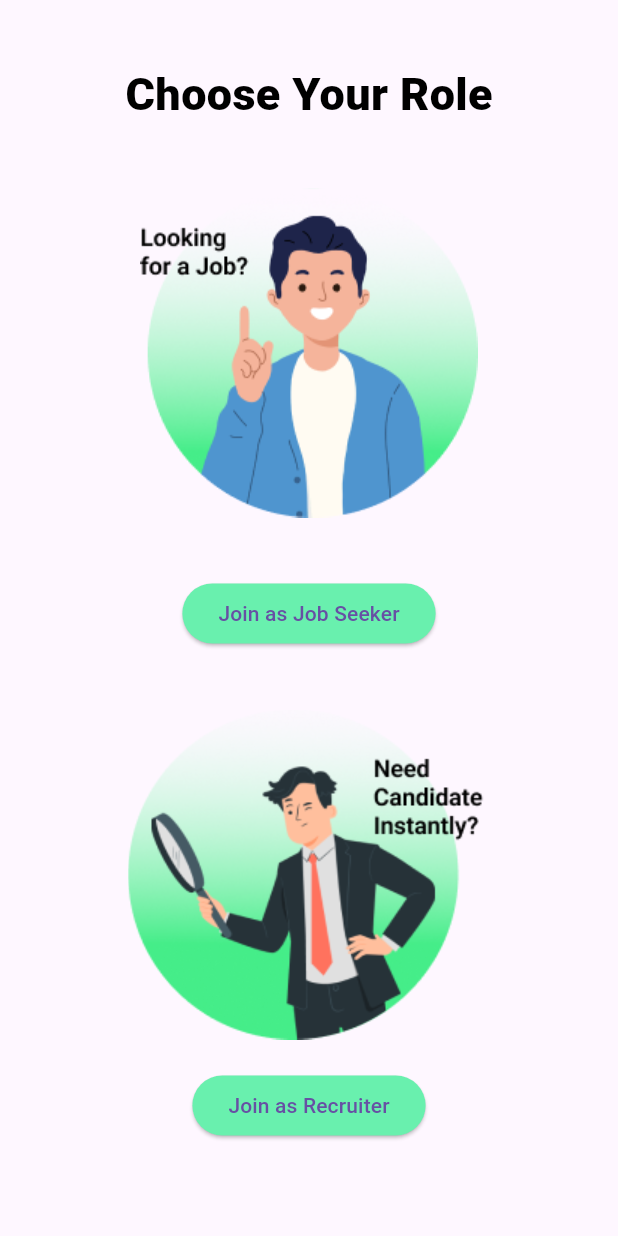
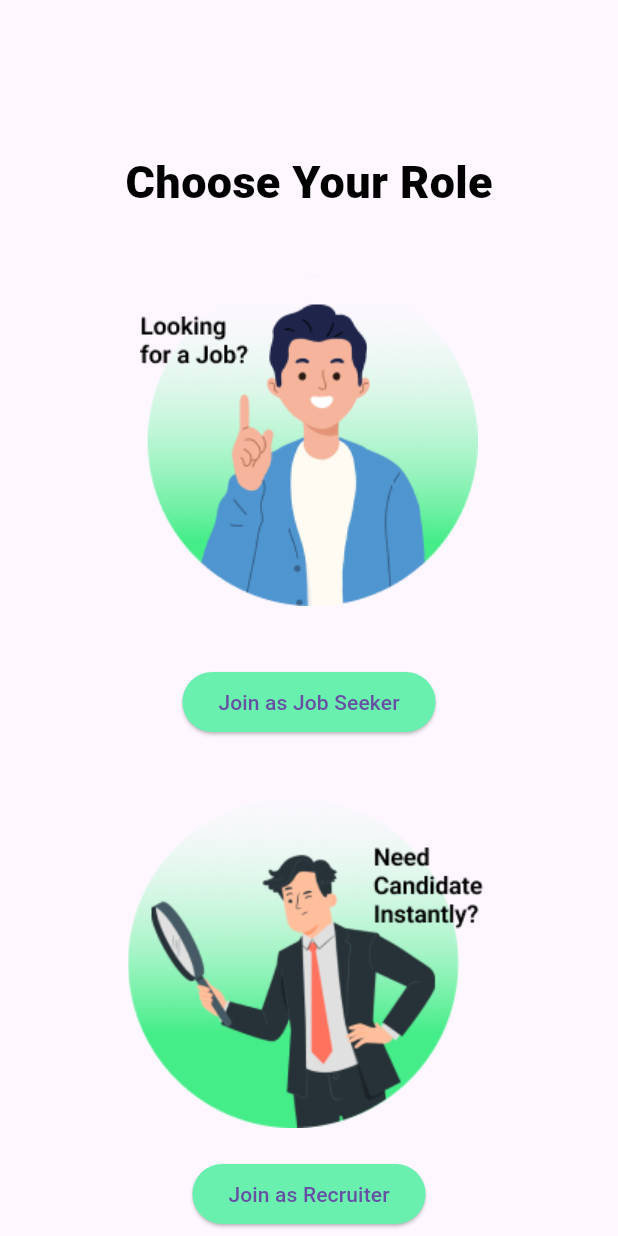
Before and after one commit to Adnan-saky/Bringin, a Flutter app: the screen it shows after launch, on a phone screen of 412 x 824 dp. Run offline on Flutter 3.47's test engine with Material 2 defaults, Android fonts, the phone set to English and light mode, and no system bars; our stand-ins replace get, image_picker, intl_phone_field, loading_animation_widget, shared_preferences; project files that could hold a hidden picture were left out.

Commit message:
Update login_select.dart

```diff
--- a/lib/Views/screens/login_select.dart
+++ b/lib/Views/screens/login_select.dart
@@ -1,5 +1,7 @@
+import 'package:bringin/Views/screens/start_page.dart';
 import 'package:flutter/material.dart';
 import 'package:get/get.dart';
+import 'package:shared_preferences/shared_preferences.dart';
 
 import '../../Models/SendOTPModel.dart';
 import '../widgets/customText.dart';
@@ -21,7 +23,7 @@ class LoginSelect extends StatelessWidget {
             mainAxisAlignment: MainAxisAlignment.center,
             children: [
               Padding(
-                padding: const EdgeInsets.fromLTRB(0, 41, 0, 0),
+                padding: const EdgeInsets.fromLTRB(0, 100, 0, 0),
                 child: CustomText(
                   text: 'Choose Your Role',
                   fontSize: 30,
@@ -53,7 +55,10 @@ class LoginSelect extends StatelessWidget {
               Padding(
                 padding: const EdgeInsets.fromLTRB(0, 20, 0, 20),
                 child: ElevatedButton(
-                  onPressed: () {
+                  onPressed: () async{
+                    // StartPageState startPageState = StartPageState();
+                    // var sharedPref = await SharedPreferences.getInstance();
+                    // sharedPref.setBool(startPageState.token, false);
                     role  = "recruiters";
                     print(role);
                   },
```
